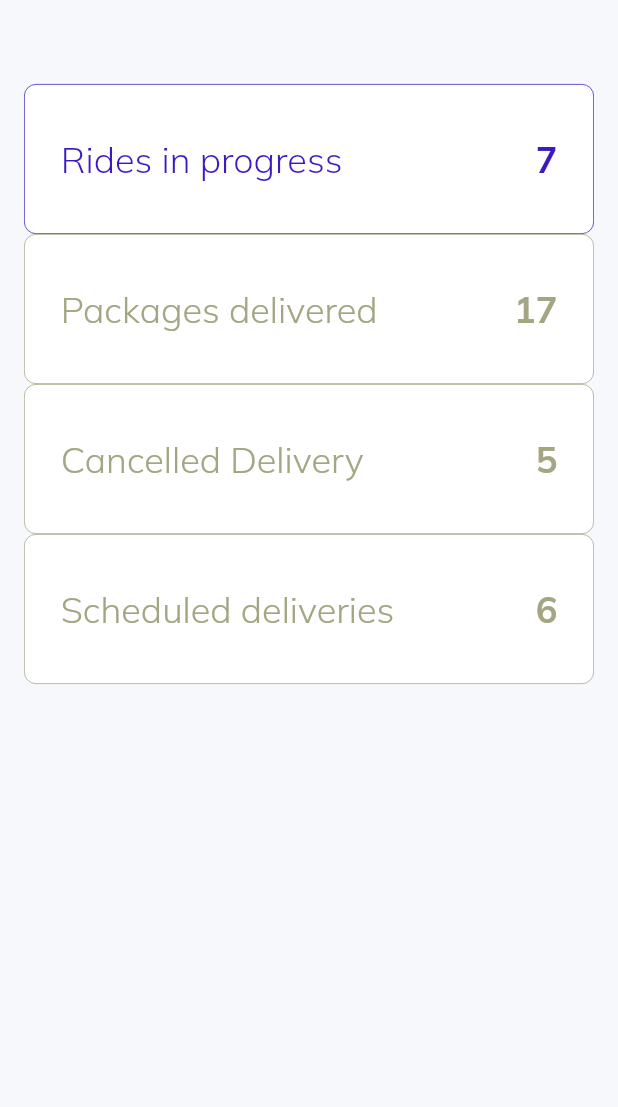
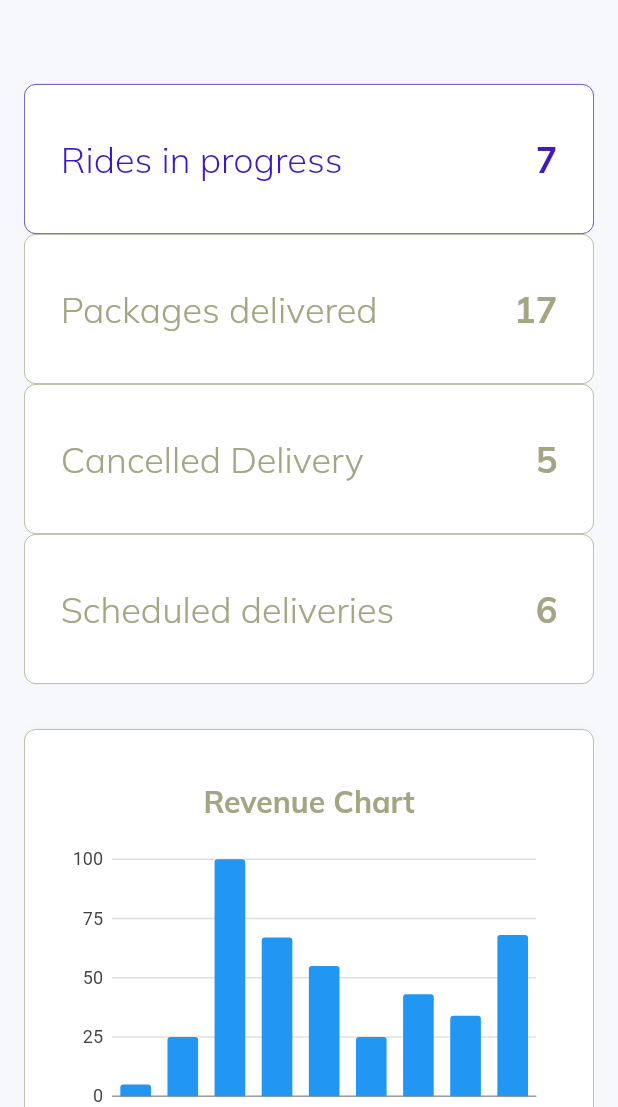
Before and after one commit to ab-irami/Admin-panel, a Flutter app: the screen it shows after launch, on a phone screen of 412 x 824 dp, the part 129-1236 px from its top. Run offline on Flutter 3.47's test engine with Material 2 defaults, Android fonts, the light colour scheme and no system bars; our stand-ins replace charts_flutter, get, google_fonts.

Commit message:
Revenue Section added

```diff
--- a/lib/pages/overview/overview.dart
+++ b/lib/pages/overview/overview.dart
@@ -3,6 +3,8 @@
 import 'package:admin_panel_app/pages/overview/widgets/overview_cards_large_screen.dart';
 import 'package:admin_panel_app/pages/overview/widgets/overview_cards_medium_screen.dart';
 import 'package:admin_panel_app/pages/overview/widgets/overview_cards_small_screen.dart';
+import 'package:admin_panel_app/pages/overview/widgets/revenue_section_large.dart';
+import 'package:admin_panel_app/pages/overview/widgets/revenue_section_small.dart';
 import 'package:admin_panel_app/widgets/custom_text.dart';
 import 'package:flutter/material.dart';
 import 'package:get/get_state_manager/get_state_manager.dart';
@@ -34,9 +36,16 @@
             children: [
               if (Responsive.isLargeScreen(context) ||
                   Responsive.isMediumScreen(context))
-                if (Responsive.isCustomScreen(context)) const OverViewCardMedium()
-                else const OverViewCardLarge()
-              else const OverViewCardSmall()
+                if (Responsive.isCustomScreen(context))
+                  const OverViewCardMedium()
+                else
+                  const OverViewCardLarge()
+              else
+                const OverViewCardSmall(),
+              if (!Responsive.isSmallScreen(context))
+                const RevenueSectionLarge()
+              else
+                const RevenueSectionSmall()
             ],
           ),
         ),
--- /dev/null
+++ b/lib/pages/overview/widgets/bar_chart.dart
@@ -0,0 +1,56 @@
+import 'package:charts_flutter/flutter.dart' as charts;
+import 'package:flutter/material.dart';
+
+class SimpleBarChart extends StatelessWidget {
+  final List<charts.Series<dynamic, String>> seriesList;
+  final bool? animate;
+
+  const SimpleBarChart(this.seriesList, {this.animate});
+
+  factory SimpleBarChart.withSampleData() {
+    return SimpleBarChart(
+      _createSampleData(),
+      animate: false,
+    );
+  }
+
+
+  @override
+  Widget build(BuildContext context) {
+    return charts.BarChart(
+      seriesList,
+      animate: animate,
+    );
+  }
+
+  static List<charts.Series<OrdinalSales, String>> _createSampleData() {
+    final data = [
+      OrdinalSales('Today', 5),
+      OrdinalSales('Yesterday', 25),
+      OrdinalSales('2 days', 100),
+      OrdinalSales('24 sep', 67),
+      OrdinalSales('25 sep', 55),
+      OrdinalSales('26 sep', 25),
+      OrdinalSales('27 sep', 43),
+      OrdinalSales('28 sep', 34),
+      OrdinalSales('29 sep', 68),
+    ];
+
+    return [
+      charts.Series<OrdinalSales, String>(
+        id: 'Sales',
+        colorFn: (_, __) => charts.MaterialPalette.blue.shadeDefault,
+        domainFn: (OrdinalSales sales, _) => sales.year,
+        measureFn: (OrdinalSales sales, _) => sales.sales,
+        data: data,
+      )
+    ];
+  }
+}
+
+class OrdinalSales {
+  final String year;
+  final int sales;
+
+  OrdinalSales(this.year, this.sales);
+}
--- /dev/null
+++ b/lib/pages/overview/widgets/revenue_section_small.dart
@@ -0,0 +1,90 @@
+import 'package:admin_panel_app/constants/style.dart';
+import 'package:admin_panel_app/pages/overview/widgets/bar_chart.dart';
+import 'package:admin_panel_app/pages/overview/widgets/revenue_info.dart';
+import 'package:admin_panel_app/widgets/custom_text.dart';
+import 'package:flutter/material.dart';
+
+class RevenueSectionSmall extends StatelessWidget {
+  const RevenueSectionSmall({ Key? key }) : super(key: key);
+
+  @override
+  Widget build(BuildContext context) {
+    return Container(
+      padding: const EdgeInsets.all(24),
+      margin: const EdgeInsets.symmetric(vertical: 30),
+      decoration: BoxDecoration(
+        color: Colors.white,
+        borderRadius: BorderRadius.circular(8),
+        boxShadow: [
+          BoxShadow(
+            offset: const Offset(0, 6),
+            color: lightGrey.withOpacity(.1),
+            blurRadius: 12,
+          ),
+        ],
+        border: Border.all(color: lightGrey, width: .5),
+      ),
+      child: Column(
+        children: [
+          Container(
+            height: 260,
+            child: Column(
+              mainAxisAlignment: MainAxisAlignment.spaceEvenly,
+              children: [
+                CustomText(
+                  text: 'Revenue Chart',
+                  size: 20,
+                  weight: FontWeight.bold,
+                  color: lightGrey,
+                ),
+                Container(
+                  width: 600,
+                  height: 200,
+                  child: SimpleBarChart.withSampleData(),
+                ),
+              ],
+            ),
+          ),
+          Container(
+            height: 1,
+            width: 126,
+            color: lightGrey,
+          ),
+          Container(
+            height: 260,
+            child: Column(
+              mainAxisAlignment: MainAxisAlignment.spaceEvenly,
+              children: [
+                Row(
+                  children: const [
+                    RevenueInfo(
+                      title: 'Today\'s Revenue',
+                      amount: '23',
+                    ),
+                    RevenueInfo(
+                      title: 'Last 7 days',
+                      amount: '223',
+                    ),
+                  ],
+                ),
+                const SizedBox(height: 30),
+                Row(
+                  children: const [
+                    RevenueInfo(
+                      title: 'Last 30 days',
+                      amount: '1,223',
+                    ),
+                    RevenueInfo(
+                      title: 'Last 7 days',
+                      amount: '5,043',
+                    ),
+                  ],
+                ),
+              ],
+            ),
+          )
+        ],
+      ),
+    );
+  }
+}
```
Also changed, not shown: lib/pages/overview/widgets/revenue_info.dart (added, +35 -0 lines), lib/pages/overview/widgets/revenue_section_large.dart (added, +88 -0 lines).
